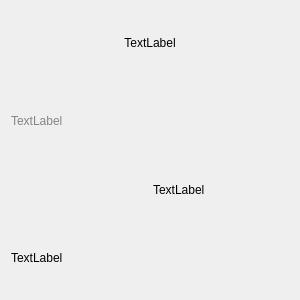
First picture: the form in ui/component/ui_comic_item.ui, repository tonquer/JMComic-qt, before the edit.
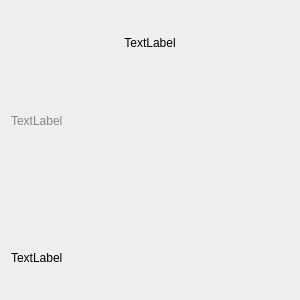
Second picture: the form after the edit.

Diff of the .ui file:
```diff
--- a/ui/component/ui_comic_item.ui
+++ b/ui/component/ui_comic_item.ui
@@ -132,7 +132,7 @@
      <item>
       <widget class="QLabel" name="timeLabel">
        <property name="text">
-        <string>TextLabel</string>
+        <string/>
        </property>
        <property name="alignment">
         <set>Qt::AlignLeading|Qt::AlignLeft|Qt::AlignVCenter</set>
```
